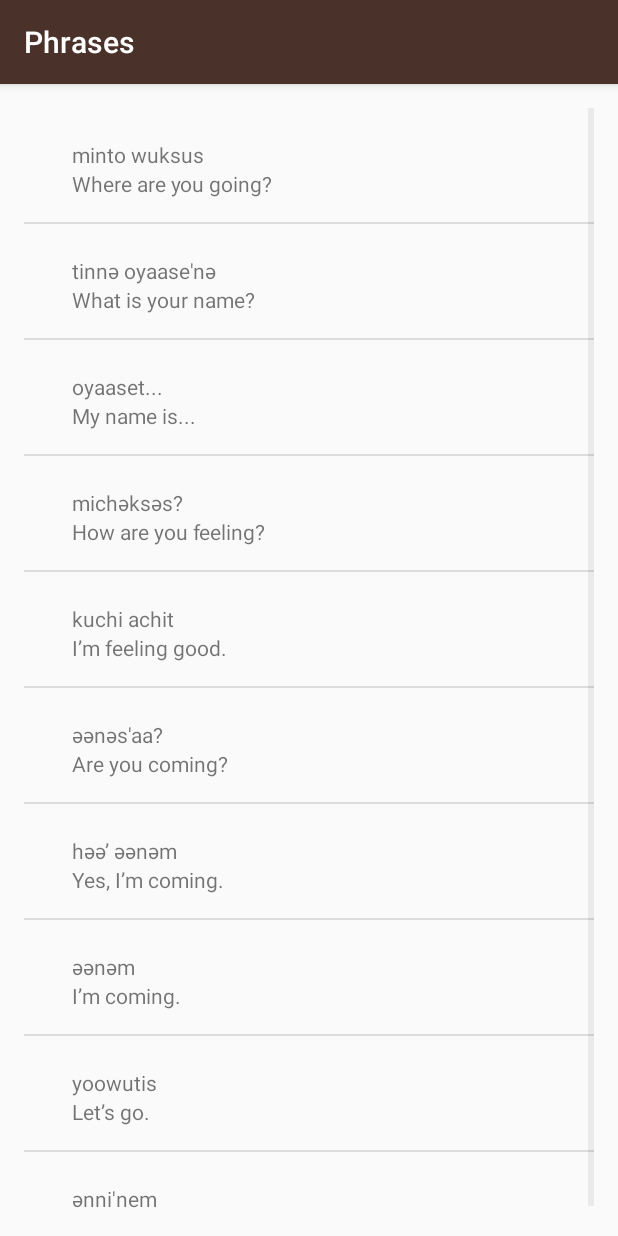
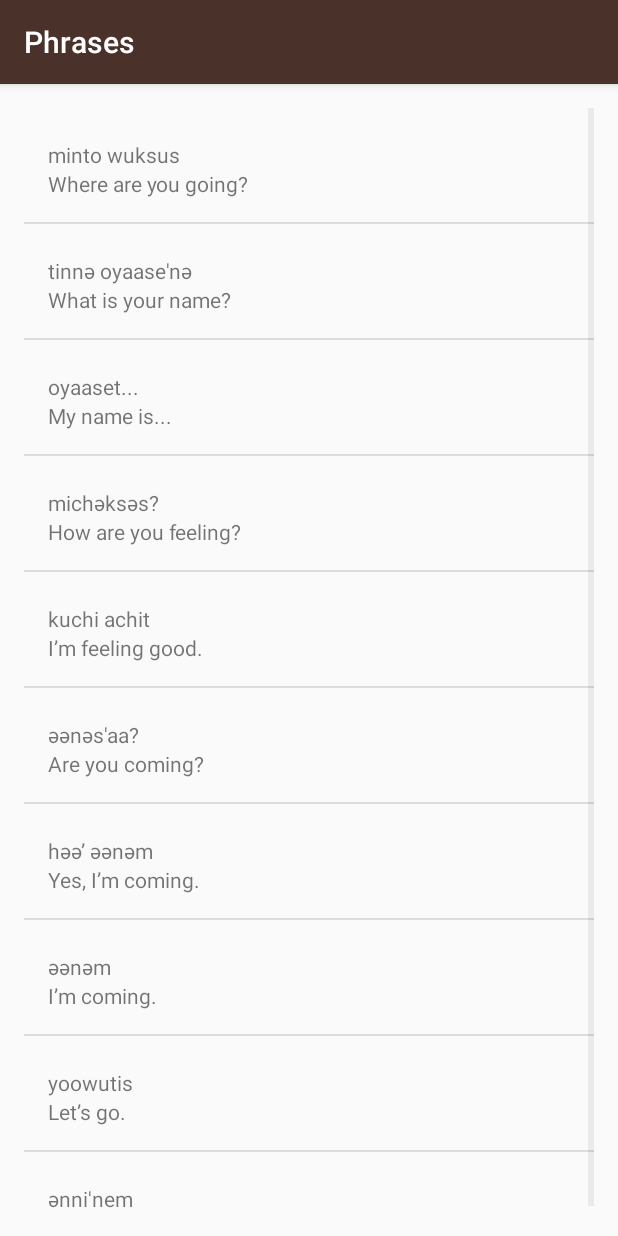
Before and after one commit to fahrican/MiwokApp, an Android app: the PhrasesActivity screen opened directly, with no data from a screen before it, on a phone screen of 412 x 824 dp. Run offline under Robolectric (Android 15) with nearby library versions, the phone set to English and light mode, and no system bars.

Commit message:
added logic to Word and WordAdapter class

```diff
--- a/app/src/main/java/com/example/android/miwok/Word.java
+++ b/app/src/main/java/com/example/android/miwok/Word.java
@@ -8,7 +8,8 @@ public class Word {
 
     private String defaultTranslation;
     private String miwokTranslation;
-    private int imageRescourceId;
+    private int imageRescourceId = NO_IMAGE_PROVIDED;
+    private static final int NO_IMAGE_PROVIDED = -1;
 
     public Word(String defaultTranslation, String miwokTranslation) {
         this.defaultTranslation = defaultTranslation;
@@ -42,4 +43,9 @@ public class Word {
 
         return imageRescourceId;
     }
+
+    public boolean hasImage(){
+        return this.imageRescourceId != NO_IMAGE_PROVIDED;
+    }
+
 }//end of class Word
--- a/app/src/main/java/com/example/android/miwok/WordAdapter.java
+++ b/app/src/main/java/com/example/android/miwok/WordAdapter.java
@@ -44,11 +44,17 @@ public class WordAdapter extends ArrayAdapter<Word> {
         TextView defaultTextView = (TextView) listItemView.findViewById(R.id.default_text_view);
         defaultTextView.setText(currentWord.getDefaultTranslation());
 
+        ImageView imageView = (ImageView) listItemView.findViewById(R.id.image);
+        if (currentWord.hasImage()) {
 
-        ImageView imageView = (ImageView) listItemView.findViewById(R.id.image);
-        imageView.setImageResource(currentWord.getTmageRescourceId());
+            imageView.setImageResource(currentWord.getTmageRescourceId());
+            imageView.setVisibility(View.VISIBLE);
+        }
+        else {
+            imageView.setVisibility(View.GONE);
+        }
 
-        // Return the whole list item layout (containing 2 TextViews)
+        // Return the whole list item layout
         // so that it can be shown in the ListView
         return listItemView;
     }
```
Also changed, not shown: app/src/main/res/layout/activity_main.xml (+8 -4 lines).
